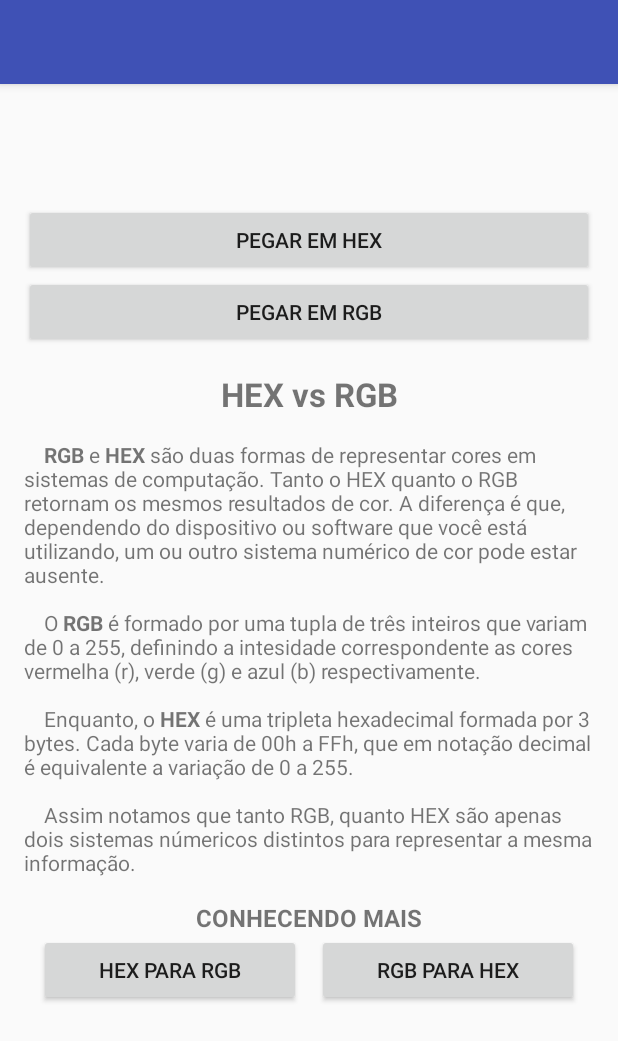
After one commit to evertton/Tint, an Android app: the CorActivity screen opened directly, with no data from a screen before it, on a phone screen of 412 x 824 dp. The commit adds this screen. Shown: the top 1041 px of the screen. Run offline under Robolectric (Android 15) with nearby library versions, the phone set to English and light mode, and no system bars; 1 statement that could not run was skipped.

Commit message:
Adiciona a tela para exibição de cor e recursos de conversão.

```diff
--- /dev/null
+++ b/app/src/main/java/io/github/evertton/tint/CorActivity.java
@@ -0,0 +1,97 @@
+package io.github.evertton.tint;
+
+import android.content.ClipData;
+import android.content.ClipboardManager;
+import android.content.Intent;
+import android.graphics.Color;
+import android.os.Bundle;
+import android.support.design.widget.Snackbar;
+import android.support.v7.app.AppCompatActivity;
+import android.support.v7.widget.Toolbar;
+import android.view.View;
+import android.widget.Button;
+import android.widget.TextView;
+
+public class CorActivity extends AppCompatActivity {
+
+    String cor;
+    ClipboardManager clipboard;
+
+    @Override
+    protected void onCreate(Bundle savedInstanceState) {
+        super.onCreate(savedInstanceState);
+        setContentView(R.layout.activity_cor);
+        Toolbar toolbar = (Toolbar) findViewById(R.id.toolbar);
+        setSupportActionBar(toolbar);
+
+        cor = this.getIntent().getStringExtra("cor");
+
+        setTitle(cor);
+
+        TextView tv = (TextView) findViewById(R.id.cor);
+        tv.setBackgroundColor(Color.parseColor(cor));
+
+        clipboard = (ClipboardManager) getSystemService(CLIPBOARD_SERVICE);
+
+
+        Button getHEX = (Button) findViewById(R.id.cor_get_hex);
+        getHEX.setOnClickListener(new View.OnClickListener() {
+            @Override
+            public void onClick(View view) {
+                clip(cor, view);
+            }
+        });
+
+        Button getRGB = (Button) findViewById(R.id.cor_get_rgb);
+        getRGB.setOnClickListener(new View.OnClickListener() {
+            @Override
+            public void onClick(View view) {
+                clip(toRGB(cor), view);
+            }
+        });
+
+        Button comoHexRgb = (Button) findViewById(R.id.como_hex_rgb);
+        comoHexRgb.setOnClickListener(new View.OnClickListener() {
+            @Override
+            public void onClick(View v) {
+                openHexToRgb();
+            }
+        });
+
+        Button comoRgbHex = (Button) findViewById(R.id.como_hex_rgb);
+        comoRgbHex.setOnClickListener(new View.OnClickListener() {
+            @Override
+            public void onClick(View v) {
+                openRgbToHex();
+            }
+        });
+
+    }
+
+    private void openRgbToHex() {
+        Intent intent = new Intent(this, RgbToHexActivity.class);
+        startActivity(intent);
+    }
+
+    private void openHexToRgb() {
+        Intent intent = new Intent(this, HexToRgbActivity.class);
+        startActivity(intent);
+    }
+
+    private String toRGB(String cor) {
+        String corRGB = "rgb( ";
+
+        corRGB += Integer.valueOf(cor.substring(1, 3), 16) + ", ";
+        corRGB += Integer.valueOf(cor.substring(3, 5), 16) + ", ";
+        corRGB += Integer.valueOf(cor.substring(5, 7), 16) + " )";
+
+        return corRGB;
+    }
+
+    private void clip(String cor, View view) {
+        ClipData clip = ClipData.newPlainText("cor", cor);
+        clipboard.setPrimaryClip(clip);
+        Snackbar.make(view, "Cor copiada para área de transferência!", Snackbar.LENGTH_LONG).show();
+    }
+
+}
--- /dev/null
+++ b/app/src/main/res/layout/activity_cor.xml
@@ -0,0 +1,26 @@
+<?xml version="1.0" encoding="utf-8"?>
+<android.support.design.widget.CoordinatorLayout xmlns:android="http://schemas.android.com/apk/res/android"
+    xmlns:app="http://schemas.android.com/apk/res-auto"
+    xmlns:tools="http://schemas.android.com/tools"
+    android:layout_width="match_parent"
+    android:layout_height="match_parent"
+    android:fitsSystemWindows="true"
+    tools:context="io.github.evertton.tint.io.github.evertton.tint.model.CorActivity">
+
+    <android.support.design.widget.AppBarLayout
+        android:layout_width="match_parent"
+        android:layout_height="wrap_content"
+        android:theme="@style/AppTheme.AppBarOverlay">
+
+        <android.support.v7.widget.Toolbar
+            android:id="@+id/toolbar"
+            android:layout_width="match_parent"
+            android:layout_height="?attr/actionBarSize"
+            android:background="?attr/colorPrimary"
+            app:popupTheme="@style/AppTheme.PopupOverlay" />
+
+    </android.support.design.widget.AppBarLayout>
+
+    <include layout="@layout/content_cor" />
+
+</android.support.design.widget.CoordinatorLayout>
--- /dev/null
+++ b/app/src/main/res/layout/content_cor.xml
@@ -0,0 +1,96 @@
+<?xml version="1.0" encoding="utf-8"?>
+<LinearLayout xmlns:android="http://schemas.android.com/apk/res/android"
+    xmlns:app="http://schemas.android.com/apk/res-auto"
+    xmlns:tools="http://schemas.android.com/tools"
+    android:layout_width="match_parent"
+    android:layout_height="match_parent"
+    android:orientation="vertical"
+    android:paddingBottom="@dimen/activity_vertical_margin"
+    android:paddingLeft="@dimen/activity_horizontal_margin"
+    android:paddingRight="@dimen/activity_horizontal_margin"
+    android:paddingTop="@dimen/activity_vertical_margin"
+    app:layout_behavior="@string/appbar_scrolling_view_behavior"
+    tools:context="io.github.evertton.tint.io.github.evertton.tint.model.CorActivity"
+    tools:showIn="@layout/activity_cor">
+
+    <TextView
+        android:id="@+id/cor"
+        android:layout_width="match_parent"
+        android:layout_height="64dp" />
+
+    <Button
+        android:id="@+id/cor_get_hex"
+        android:layout_width="match_parent"
+        android:layout_height="wrap_content"
+        android:text="Pegar em HEX" />
+
+    <Button
+        android:id="@+id/cor_get_rgb"
+        android:layout_width="match_parent"
+        android:layout_height="wrap_content"
+        android:text="Pegar em RGB" />
+
+    <ScrollView
+        android:layout_width="match_parent"
+        android:layout_height="wrap_content">
+
+        <LinearLayout
+            android:layout_width="match_parent"
+            android:layout_height="wrap_content"
+            android:orientation="vertical">
+
+            <TextView
+                android:layout_width="match_parent"
+                android:layout_height="wrap_content"
+                android:layout_marginTop="16dp"
+                android:text="HEX vs RGB"
+                android:textAlignment="center"
+                android:textSize="22dp"
+                android:textStyle="bold" />
+
+            <TextView
+                android:layout_width="match_parent"
+                android:layout_height="wrap_content"
+                android:layout_marginTop="16dp"
+                android:text="@string/hex_vs_rgb" />
+
+
+            <TextView
+                android:layout_width="match_parent"
+                android:layout_height="wrap_content"
+                android:layout_marginTop="16dp"
+                android:text="Conhecendo mais"
+                android:textAlignment="center"
+                android:textAllCaps="true"
+                android:textSize="16dp"
+                android:textStyle="bold" />
+
+            <LinearLayout
+                android:layout_width="match_parent"
+                android:layout_height="wrap_content"
+                android:orientation="horizontal">
+
+                <Button
+                    android:id="@+id/como_hex_rgb"
+                    android:layout_width="wrap_content"
+                    android:layout_height="wrap_content"
+                    android:layout_marginLeft="10dp"
+                    android:layout_marginRight="5dp"
+                    android:layout_weight="1"
+                    android:text="HEX para RGB" />
+
+                <Button
+                    android:id="@+id/como_rgb_hex"
+                    android:layout_width="wrap_content"
+                    android:layout_height="wrap_content"
+                    android:layout_marginLeft="5dp"
+                    android:layout_marginRight="10dp"
+                    android:layout_weight="1"
+                    android:text="RGB para HEX" />
+            </LinearLayout>
+
+        </LinearLayout>
+
+    </ScrollView>
+
+</LinearLayout>
--- a/app/src/main/res/layout/content_mostrar_paleta.xml
+++ b/app/src/main/res/layout/content_mostrar_paleta.xml
@@ -19,10 +19,6 @@
     xmlns:tools="http://schemas.android.com/tools"
     android:layout_width="match_parent"
     android:layout_height="match_parent"
-    android:paddingBottom="@dimen/activity_vertical_margin"
-    android:paddingLeft="@dimen/activity_horizontal_margin"
-    android:paddingRight="@dimen/activity_horizontal_margin"
-    android:paddingTop="@dimen/activity_vertical_margin"
     app:layout_behavior="@string/appbar_scrolling_view_behavior"
     tools:context="io.github.evertton.tint.io.github.evertton.tint.model.MostrarPaletaActivity"
     tools:showIn="@layout/activity_mostrar_paleta">
--- a/app/src/main/res/values/strings.xml
+++ b/app/src/main/res/values/strings.xml
@@ -4,9 +4,19 @@
     <string name="title_activity_criar_paleta">Nova Paleta</string>
     <string name="title_activity_adicionar_cor">AdicionarCorActivity</string>
     <string name="title_activity_mostrar_paleta">MostrarPaletaActivity</string>
-    <string name="sobre_paletas">Uma <b>paleta</b> é um conjunto de cores usados para compor um
+    <string name="sobre_paletas">\tUma <b>paleta</b> é um conjunto de cores usados para compor um
         sistema de coloração seja para uma aplicação ou uma página web.</string>
-    <string name="sobre_cores">A <b>cor</b> é uma <em>percepção visual</em> provocada pela ação de
+    <string name="sobre_cores">\tA <b>cor</b> é uma <em>percepção visual</em> provocada pela ação de
         um feixe de fótons sobre células especializadas da retina, que transmitem através de
         informação pré-processada ao nervo óptico, impressões para o sistema nervoso.</string>
+    <string name="title_activity_cor">CorActivity</string>
+    <string name="hex_vs_rgb">\t<b>RGB</b> e <b>HEX</b> são duas formas de representar cores em
+        sistemas de computação. Tanto o HEX quanto o RGB retornam os mesmos resultados de cor.
+        A diferença é que, dependendo do dispositivo ou software que você está utilizando, um ou
+        outro sistema numérico de cor pode estar ausente.\n\n\tO <b>RGB</b> é formado por uma tupla
+        de três inteiros que variam de 0 a 255, definindo a intesidade correspondente as cores
+        vermelha (r), verde (g) e azul (b) respectivamente.\n\n\tEnquanto, o <b>HEX</b> é uma
+        tripleta hexadecimal formada por 3 bytes. Cada byte varia de 00h a FFh, que em notação
+        decimal é equivalente a variação de 0 a 255.\n\n\tAssim notamos que tanto RGB, quanto HEX
+        são apenas dois sistemas númericos distintos para representar a mesma informação.</string>
 </resources>
```
Also changed, not shown: app/src/main/AndroidManifest.xml (+12 -0 lines), app/src/main/java/io/github/evertton/tint/HexToRgbActivity.java (added, +13 -0 lines), app/src/main/java/io/github/evertton/tint/MostrarPaletaActivity.java (+7 -3 lines), app/src/main/java/io/github/evertton/tint/RgbToHexActivity.java (added, +13 -0 lines), app/src/main/res/layout/activity_hex_to_rgb.xml (added, +12 -0 lines), app/src/main/res/layout/activity_rgb_to_hex.xml (added, +12 -0 lines), app/src/main/java/io/github/evertton/tint/io/github/evertton/tint/model/Paleta.java (line endings or trailing spaces).
